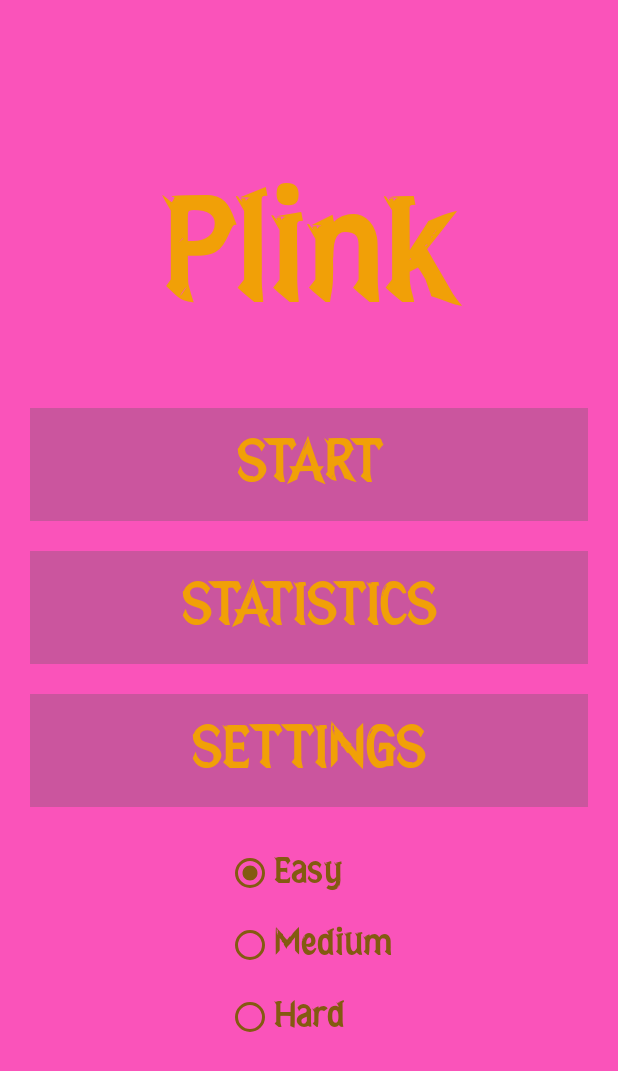
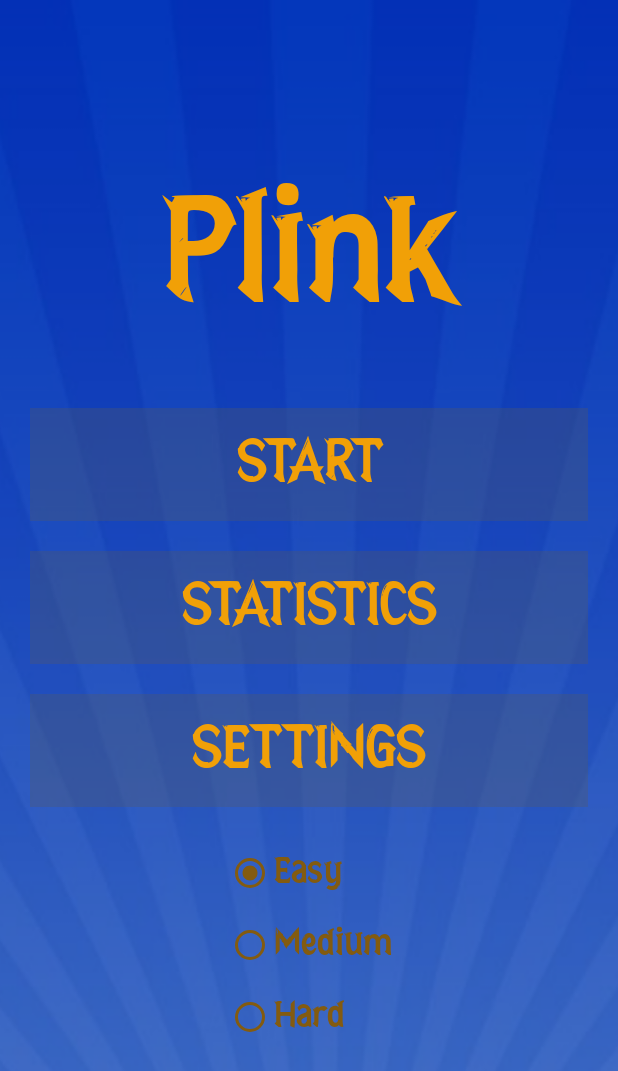
Before and after one commit to jamshidSobirov/Plink, an Android app: the screen it shows after launch (MainActivity), on a phone screen of 412 x 824 dp. Shown: the top 1071 px of the screen. Run offline under Robolectric (Android 15) with nearby library versions, the phone set to English and light mode, and no system bars.

Commit message:
Bakcground image changed

```diff
--- a/app/build.gradle
+++ b/app/build.gradle
@@ -1,6 +1,5 @@
 plugins {
     id 'com.android.application'
-//    id 'com.google.gms.google-services'
 }
 
 android {
@@ -34,8 +33,6 @@ dependencies {
     implementation 'androidx.appcompat:appcompat:1.5.1'
     implementation 'com.google.android.material:material:1.7.0'
     implementation 'androidx.constraintlayout:constraintlayout:2.1.4'
-//    implementation 'com.google.firebase:firebase-crashlytics:18.2.13'
-//    implementation 'com.google.firebase:firebase-analytics:21.1.1'
     testImplementation 'junit:junit:4.13.2'
     androidTestImplementation 'androidx.test.ext:junit:1.1.4'
     androidTestImplementation 'androidx.test.espresso:espresso-core:3.5.0'
--- a/app/src/main/java/com/plink6746/fragment/GameFragment.java
+++ b/app/src/main/java/com/plink6746/fragment/GameFragment.java
@@ -10,10 +10,8 @@ import android.view.View;
 import android.view.ViewGroup;
 import android.widget.ImageView;
 import android.widget.TextView;
-
 import androidx.annotation.NonNull;
 import androidx.annotation.Nullable;
-
 import com.plink6746.DialogClick;
 import com.plink6746.MyDialog;
 import com.plink6746.R;
--- a/app/src/main/res/layout/activity_achievements.xml
+++ b/app/src/main/res/layout/activity_achievements.xml
@@ -3,7 +3,7 @@
     xmlns:tools="http://schemas.android.com/tools"
     android:layout_width="match_parent"
     android:layout_height="match_parent"
-    tools:context="com.BibaSpirt.com.plink6746.AchievementsActivity">
+    tools:context="com.plink6746.AchievementsActivity">
 
     <ImageView
         android:layout_width="match_parent"
--- a/app/src/main/res/layout/activity_main.xml
+++ b/app/src/main/res/layout/activity_main.xml
@@ -4,9 +4,13 @@
     xmlns:tools="http://schemas.android.com/tools"
     android:layout_width="match_parent"
     android:layout_height="match_parent"
-    android:background="#FA53BA"
     tools:context="com.plink6746.MainActivity">
 
+    <ImageView
+        android:layout_width="match_parent"
+        android:layout_height="match_parent"
+        android:scaleType="centerCrop"
+        android:src="@drawable/app_bg" />
 
     <LinearLayout
         android:layout_width="match_parent"
@@ -96,7 +100,7 @@
                 android:onClick="viewStatistics"
                 android:text="@string/statistics"
                 android:textColor="#F1A007"
-                android:textSize="40sp"/>
+                android:textSize="40sp" />
         </FrameLayout>
 
         <FrameLayout
@@ -135,32 +139,32 @@
                 android:id="@+id/easyRadio"
                 android:layout_width="wrap_content"
                 android:layout_height="wrap_content"
+                android:buttonTint="#835B10"
+                android:checked="true"
+                android:fontFamily="@font/juvanze"
                 android:text="Easy"
-                android:checked="true"
                 android:textColor="#835B10"
-                android:buttonTint="#835B10"
-                android:fontFamily="@font/juvanze"
-                android:textSize="24sp"/>
+                android:textSize="24sp" />
 
             <RadioButton
                 android:id="@+id/mediumRadio"
                 android:layout_width="wrap_content"
                 android:layout_height="wrap_content"
+                android:buttonTint="#835B10"
+                android:fontFamily="@font/juvanze"
                 android:text="Medium"
                 android:textColor="#835B10"
-                android:buttonTint="#835B10"
-                android:fontFamily="@font/juvanze"
-                android:textSize="24sp"/>
+                android:textSize="24sp" />
 
             <RadioButton
                 android:id="@+id/hardRadio"
                 android:layout_width="wrap_content"
                 android:layout_height="wrap_content"
+                android:buttonTint="#835B10"
+                android:fontFamily="@font/juvanze"
                 android:text="Hard"
                 android:textColor="#835B10"
-                android:buttonTint="#835B10"
-                android:fontFamily="@font/juvanze"
-                android:textSize="24sp"/>
+                android:textSize="24sp" />
         </RadioGroup>
 
 
--- a/app/src/main/res/layout/activity_settings.xml
+++ b/app/src/main/res/layout/activity_settings.xml
@@ -7,6 +7,11 @@
     android:background="#FA53BA"
     tools:context="com.plink6746.SettingsActivity">
 
+    <ImageView
+        android:layout_width="match_parent"
+        android:layout_height="match_parent"
+        android:scaleType="centerCrop"
+        android:src="@drawable/app_bg" />
 
     <LinearLayout
         android:layout_width="match_parent"
--- a/app/src/main/res/values-night/themes.xml
+++ b/app/src/main/res/values-night/themes.xml
@@ -9,7 +9,7 @@
         <item name="colorSecondary">@color/teal_200</item>
         <item name="colorSecondaryVariant">@color/teal_700</item>
         <item name="colorOnSecondary">@color/black</item>
-        <item name="android:statusBarColor">#BC2783</item>
+        <item name="android:statusBarColor">#0430B6</item>
 
     </style>
 
--- a/app/src/main/res/values-v23/themes.xml
+++ b/app/src/main/res/values-v23/themes.xml
@@ -9,7 +9,7 @@
         <item name="colorSecondary">@color/teal_200</item>
         <item name="colorSecondaryVariant">@color/teal_700</item>
         <item name="colorOnSecondary">@color/black</item>
-        <item name="android:statusBarColor">#BC2783</item>
+        <item name="android:statusBarColor">#0430B6</item>
 
     </style>
 
--- a/app/src/main/res/values/themes.xml
+++ b/app/src/main/res/values/themes.xml
@@ -9,7 +9,7 @@
         <item name="colorSecondary">@color/teal_200</item>
         <item name="colorSecondaryVariant">@color/teal_700</item>
         <item name="colorOnSecondary">@color/black</item>
-        <item name="android:statusBarColor">#BC2783</item>
+        <item name="android:statusBarColor">#0430B6</item>
 
     </style>
 
--- a/build.gradle
+++ b/build.gradle
@@ -1,8 +1,6 @@
 buildscript {
     dependencies {
         classpath 'com.android.tools.build:gradle:3.4.0'
-//        classpath 'com.google.gms:google-services:4.3.14'
-//        classpath 'com.google.firebase:firebase-crashlytics-gradle:2.9.2'
     }
 }// Top-level build file where you can add configuration options common to all sub-projects/modules.
 plugins {
```
Also changed, not shown: app/src/main/res/layout/activity_statistics.xml (+7 -1 lines), app/src/main/res/layout/fragment_game.xml (+7 -1 lines), app/src/main/res/drawable-hdpi/app_bg.png (added), app/src/main/res/drawable-hdpi/bg.png (deleted). Lines whose indentation alone changed are shown as unchanged.
